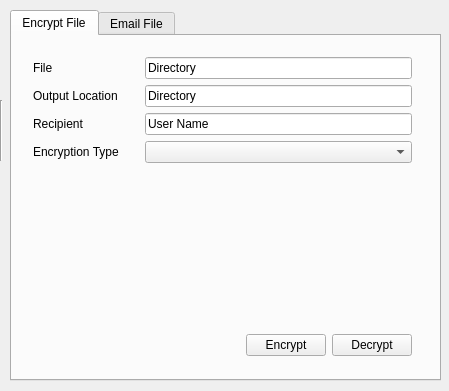
This is gui/calc.ui in fishinablender/Enigma as Qt 5 draws it before an edit. The edited form follows.
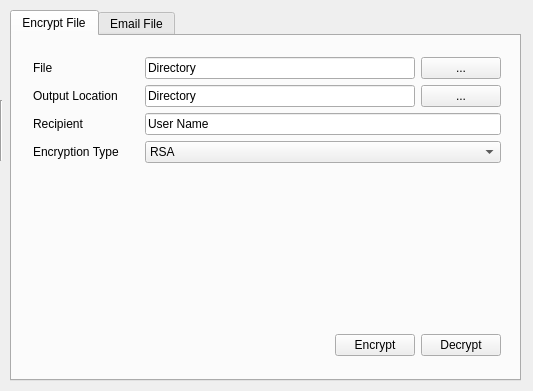
This is the edited form.

Patch:
```diff
--- a/gui/calc.ui
+++ b/gui/calc.ui
@@ -6,7 +6,7 @@
    <rect>
     <x>0</x>
     <y>0</y>
-    <width>449</width>
+    <width>533</width>
     <height>391</height>
    </rect>
   </property>
@@ -18,7 +18,7 @@
     <rect>
      <x>10</x>
      <y>10</y>
-     <width>431</width>
+     <width>511</width>
      <height>371</height>
     </rect>
    </property>
@@ -34,7 +34,7 @@
       <rect>
        <x>10</x>
        <y>10</y>
-       <width>401</width>
+       <width>490</width>
        <height>321</height>
       </rect>
      </property>
@@ -92,6 +92,8 @@
         <item>
          <layout class="QVBoxLayout" name="verticalLayout_3">
           <item>
+           <layout class="QHBoxLayout" name="horizontalLayout">
+            <item>
            <widget class="QLineEdit" name="lineEdit">
             <property name="text">
              <string>Directory</string>
@@ -99,6 +101,29 @@
            </widget>
           </item>
           <item>
+             <widget class="QPushButton" name="pushButton_4">
+              <property name="minimumSize">
+               <size>
+                <width>0</width>
+                <height>0</height>
+               </size>
+              </property>
+              <property name="baseSize">
+               <size>
+                <width>0</width>
+                <height>0</height>
+               </size>
+              </property>
+              <property name="text">
+               <string>...</string>
+              </property>
+             </widget>
+            </item>
+           </layout>
+          </item>
+          <item>
+           <layout class="QHBoxLayout" name="horizontalLayout_2">
+            <item>
            <widget class="QLineEdit" name="lineEdit_2">
             <property name="text">
              <string>Directory</string>
@@ -106,6 +131,15 @@
            </widget>
           </item>
           <item>
+             <widget class="QPushButton" name="pushButton_5">
+              <property name="text">
+               <string>...</string>
+              </property>
+             </widget>
+            </item>
+           </layout>
+          </item>
+          <item>
            <widget class="QLineEdit" name="lineEdit_3">
             <property name="text">
              <string>User Name</string>
@@ -115,8 +149,18 @@
           <item>
            <widget class="QComboBox" name="comboBox">
             <property name="currentText">
-             <string/>
+             <string>RSA</string>
             </property>
+            <item>
+             <property name="text">
+              <string>RSA</string>
+             </property>
+            </item>
+            <item>
+             <property name="text">
+              <string>ECC</string>
+             </property>
+            </item>
            </widget>
           </item>
          </layout>
```
Left out of the diff: 28 changed lines with no effect on the pictures. Lines whose indentation alone changed are shown as unchanged.
